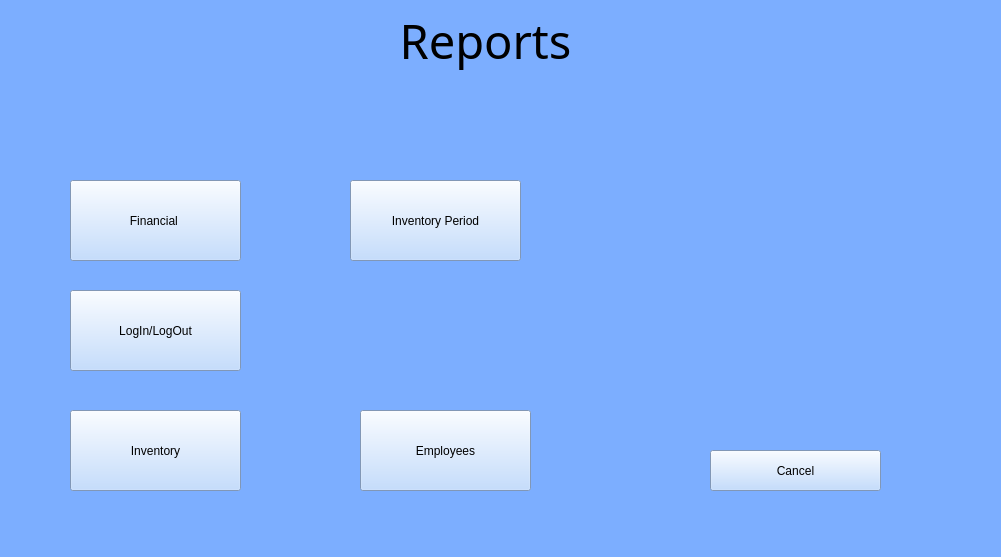
Qt form UI/Reports.ui (BennettPJ/SFWE403-Sem-Proj) before a commit.
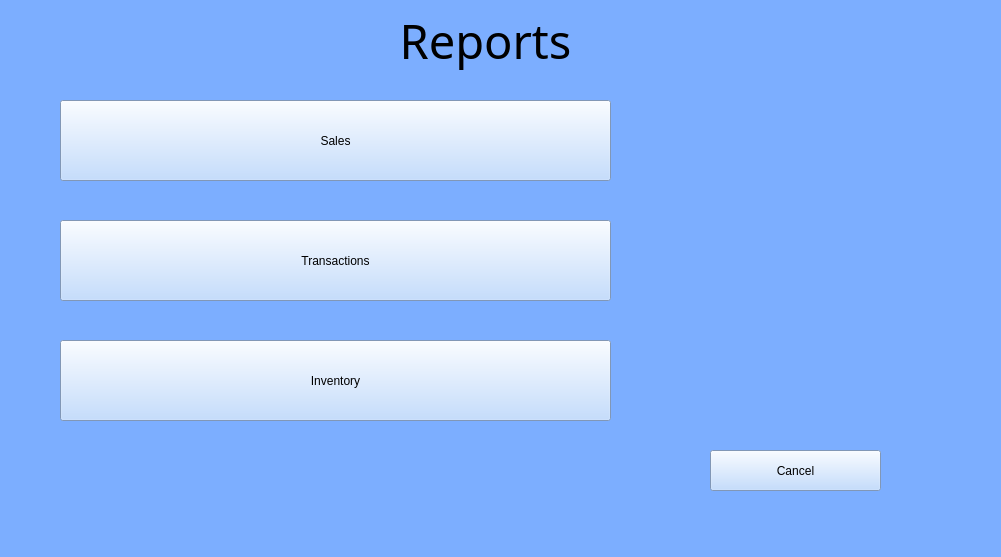
The same form after that commit. Icons and pictures are not drawn.

```diff
--- a/UI/Reports.ui
+++ b/UI/Reports.ui
@@ -64,9 +64,9 @@
    <widget class="QPushButton" name="financialReportButton">
     <property name="geometry">
      <rect>
-      <x>70</x>
-      <y>180</y>
-      <width>171</width>
+      <x>60</x>
+      <y>100</y>
+      <width>551</width>
       <height>81</height>
      </rect>
     </property>
@@ -80,7 +80,7 @@
      <string notr="true">background-color: rgb(180, 212, 255);</string>
     </property>
     <property name="text">
-     <string>Financial </string>
+     <string>Sales</string>
     </property>
    </widget>
    <widget class="QLabel" name="label_4">
@@ -108,9 +108,9 @@
    <widget class="QPushButton" name="inventoryReport">
     <property name="geometry">
      <rect>
-      <x>70</x>
-      <y>410</y>
-      <width>171</width>
+      <x>60</x>
+      <y>340</y>
+      <width>551</width>
       <height>81</height>
      </rect>
     </property>
@@ -127,50 +127,6 @@
      <string>Inventory</string>
     </property>
    </widget>
-   <widget class="QPushButton" name="inventoryTimeReportButton">
-    <property name="geometry">
-     <rect>
-      <x>350</x>
-      <y>180</y>
-      <width>171</width>
-      <height>81</height>
-     </rect>
-    </property>
-    <property name="sizePolicy">
-     <sizepolicy hsizetype="Fixed" vsizetype="Fixed">
-      <horstretch>0</horstretch>
-      <verstretch>0</verstretch>
-     </sizepolicy>
-    </property>
-    <property name="styleSheet">
-     <string notr="true">background-color: rgb(180, 212, 255);</string>
-    </property>
-    <property name="text">
-     <string>Inventory Period</string>
-    </property>
-   </widget>
-   <widget class="QPushButton" name="PrescriptionsButton_2">
-    <property name="geometry">
-     <rect>
-      <x>360</x>
-      <y>410</y>
-      <width>171</width>
-      <height>81</height>
-     </rect>
-    </property>
-    <property name="sizePolicy">
-     <sizepolicy hsizetype="Fixed" vsizetype="Fixed">
-      <horstretch>0</horstretch>
-      <verstretch>0</verstretch>
-     </sizepolicy>
-    </property>
-    <property name="styleSheet">
-     <string notr="true">background-color: rgb(180, 212, 255);</string>
-    </property>
-    <property name="text">
-     <string>Employees</string>
-    </property>
-   </widget>
    <widget class="QPushButton" name="cancelButton">
     <property name="geometry">
      <rect>
@@ -206,9 +162,9 @@
    <widget class="QPushButton" name="userTransactionsReport">
     <property name="geometry">
      <rect>
-      <x>70</x>
-      <y>290</y>
-      <width>171</width>
+      <x>60</x>
+      <y>220</y>
+      <width>551</width>
       <height>81</height>
      </rect>
     </property>
@@ -222,7 +178,7 @@
      <string notr="true">background-color: rgb(180, 212, 255);</string>
     </property>
     <property name="text">
-     <string>LogIn/LogOut</string>
+     <string>Transactions</string>
     </property>
    </widget>
   </widget>
```
Left out of the diff: 4 changed lines with no effect on the pictures.
